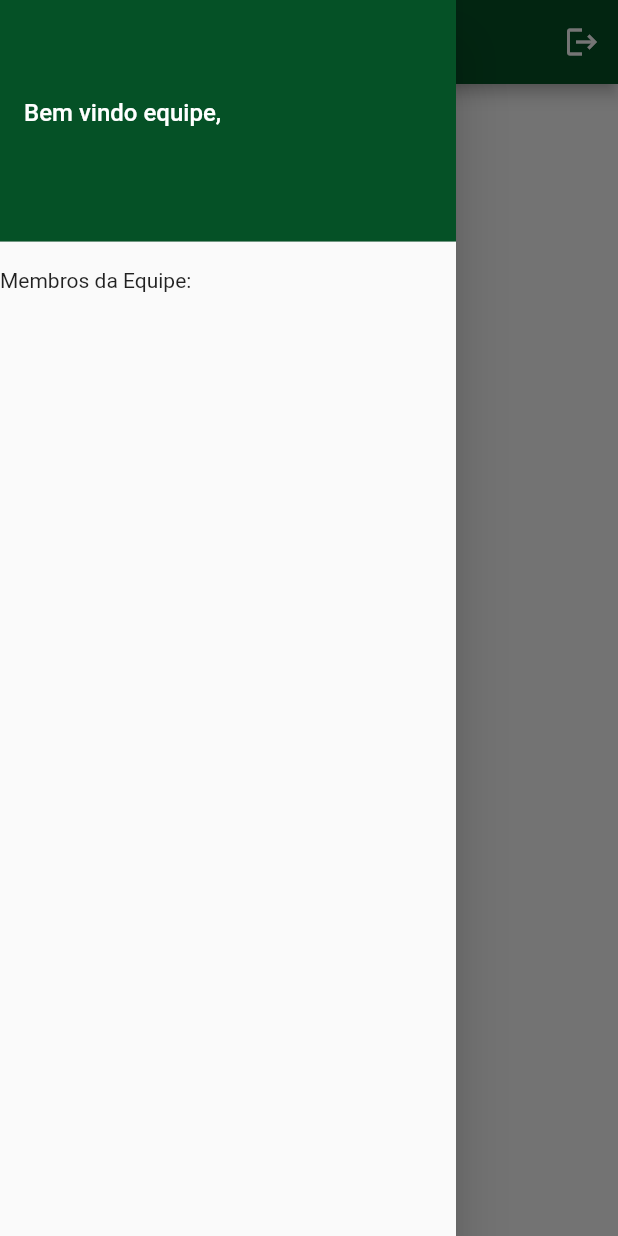
After one commit to joaothimotheo/calculadora_utp, a Flutter app: the HomeScreen screen opened by its route, after a tap on the "groups" icon, on a phone screen of 412 x 824 dp. The commit adds this screen. Run offline on Flutter 3.47's test engine with Material 2 defaults, Android fonts, the phone set to English and light mode, and no system bars; our stand-ins replace get, google_fonts.

Commit message:
feita algumas alterações no código

```diff
--- /dev/null
+++ b/lib/modules/home/drawer.dart
@@ -0,0 +1,55 @@
+import 'package:calculadora_utp/constant.dart';
+import 'package:flutter/material.dart';
+
+class MainDrawer extends StatelessWidget {
+  const MainDrawer({Key? key, required this.title, required this.members})
+      : super(key: key);
+
+  final String title;
+  final List<String> members;
+
+  @override
+  Widget build(BuildContext context) {
+    return Drawer(
+      child: ListView(
+        padding: EdgeInsets.zero,
+        children: [
+          DrawerHeader(
+            decoration: BoxDecoration(
+              color: Theme.of(context).primaryColor,
+            ),
+            child: Row(
+              crossAxisAlignment: CrossAxisAlignment.center,
+              children: [
+                Text(
+                  'Bem vindo equipe,\n $title',
+                  style: const TextStyle(
+                    color: Colors.white,
+                    fontSize: 16,
+                  ),
+                ),
+              ],
+            ),
+          ),
+          const SizedBox(height: 10),
+          const Text('Membros da Equipe: '),
+          ListView.builder(
+            padding: const EdgeInsets.all(8.0),
+            shrinkWrap: true,
+            itemCount: members.length,
+            itemBuilder: (context, index) {
+              var item = members.elementAt(index);
+              return Text(
+                item,
+                style: const TextStyle(
+                  fontSize: 16,
+                  fontWeight: FontWeight.w500,
+                ),
+              );
+            },
+          ),
+        ],
+      ),
+    );
+  }
+}
--- /dev/null
+++ b/lib/modules/home/home_screen.dart
@@ -0,0 +1,44 @@
+import 'package:calculadora_utp/modules/home/drawer.dart';
+import 'package:flutter/material.dart';
+import 'package:get/get.dart';
+
+import '../login/login_logic.dart';
+import '../login/login_state.dart';
+
+class HomeScreen extends StatefulWidget {
+  const HomeScreen({Key? key}) : super(key: key);
+
+  @override
+  State<HomeScreen> createState() => _HomeScreenState();
+}
+
+class _HomeScreenState extends State<HomeScreen> {
+  final LoginLogic logic = Get.put(LoginLogic());
+  final LoginState state = Get.find<LoginLogic>().state;
+  @override
+  Widget build(BuildContext context) {
+    return Scaffold(
+      key: logic.scaffoldKey,
+      appBar: AppBar(
+        actions: [
+          IconButton(
+            onPressed: () => logic.logout(),
+            icon: const Icon(Icons.logout),
+          ),
+        ],
+        leading: IconButton(
+          onPressed: () => logic.openDrawer(),
+          icon: const Icon(Icons.groups),
+        ),
+        automaticallyImplyLeading: false,
+        backgroundColor: Theme.of(context).primaryColor,
+        title: const Text('Home'),
+        centerTitle: true,
+      ),
+      drawer: MainDrawer(
+        title: logic.state.groupName.value,
+        members: logic.state.members,
+      ),
+    );
+  }
+}
--- a/lib/modules/login/login_logic.dart
+++ b/lib/modules/login/login_logic.dart
@@ -1,11 +1,13 @@
 import 'dart:developer';
 
 import 'package:calculadora_utp/modules/login/login_state.dart';
+import 'package:calculadora_utp/routes/routes.dart';
 import 'package:flutter/material.dart';
 import 'package:get/get.dart';
 
 class LoginLogic extends GetxController {
   final LoginState state = LoginState();
+  var scaffoldKey = GlobalKey<ScaffoldState>();
 
   nextButton() {}
 
@@ -18,8 +20,10 @@ class LoginLogic extends GetxController {
           'Bem Vindos',
           'Equipe ${state.groupName.value}',
           backgroundColor: Colors.green,
+          colorText: Colors.white,
           snackPosition: SnackPosition.BOTTOM,
         );
+        Get.toNamed(Routes.home);
         break;
       case "7":
         state.groupName.value = "Inverga mais não quebra";
@@ -28,8 +32,10 @@ class LoginLogic extends GetxController {
           'Bem Vindos',
           'Equipe ${state.groupName.value}',
           backgroundColor: Colors.green,
+          colorText: Colors.white,
           snackPosition: SnackPosition.BOTTOM,
         );
+        Get.toNamed(Routes.home);
         break;
       case "9":
         state.groupName.value = "Ladeira abaixo";
@@ -38,8 +44,10 @@ class LoginLogic extends GetxController {
           'Bem Vindos',
           'Equipe ${state.groupName.value}',
           backgroundColor: Colors.green,
+          colorText: Colors.white,
           snackPosition: SnackPosition.BOTTOM,
         );
+        Get.toNamed(Routes.home);
         break;
       case "125":
         state.groupName.value = "AWA";
@@ -48,8 +56,10 @@ class LoginLogic extends GetxController {
           'Bem Vindos',
           'Equipe ${state.groupName.value}',
           backgroundColor: Colors.green,
+          colorText: Colors.white,
           snackPosition: SnackPosition.BOTTOM,
         );
+        Get.toNamed(Routes.home);
         break;
       case "72":
         state.groupName.value = "Cavalo de Troia";
@@ -61,6 +71,7 @@ class LoginLogic extends GetxController {
           snackPosition: SnackPosition.BOTTOM,
           colorText: Colors.white,
         );
+        Get.toNamed(Routes.home);
         break;
       default:
         log("Não foi encontrada nenhuma equpe");
@@ -74,4 +85,22 @@ class LoginLogic extends GetxController {
         );
     }
   }
+
+  void logout() {
+    state.groupName.value = "";
+    state.members.addAll(['Camylla', 'Rodrigo']);
+    state.members.clear();
+    Get.snackbar(
+      'Logout',
+      'Você foi desconectado!',
+      colorText: Colors.white,
+      backgroundColor: Colors.red,
+      snackPosition: SnackPosition.BOTTOM,
+    );
+    Get.offAndToNamed(Routes.login);
+  }
+
+  void openDrawer() {
+    scaffoldKey.currentState?.openDrawer();
+  }
 }
--- a/lib/routes/pages.dart
+++ b/lib/routes/pages.dart
@@ -1,3 +1,4 @@
+import 'package:calculadora_utp/modules/home/home_screen.dart';
 import 'package:calculadora_utp/modules/login/login_screen.dart';
 import 'package:calculadora_utp/modules/splash/splash_screen.dart';
 import 'package:calculadora_utp/routes/routes.dart';
@@ -13,5 +14,9 @@ class AppPages {
       name: Routes.login,
       page: () => const LoginScreen(),
     ),
+    GetPage(
+      name: Routes.home,
+      page: () => const HomeScreen(),
+    ),
   ];
 }
--- a/lib/routes/routes.dart
+++ b/lib/routes/routes.dart
@@ -2,5 +2,5 @@ abstract class Routes {
   static const splash = '/splash';
   static const login = '/login';
   static const register = '/register';
-  static const calculator = '/calculator';
+  static const home = '/home';
 }
```
Also changed, not shown: lib/modules/splash/splash_screen.dart (+3 -6 lines).
